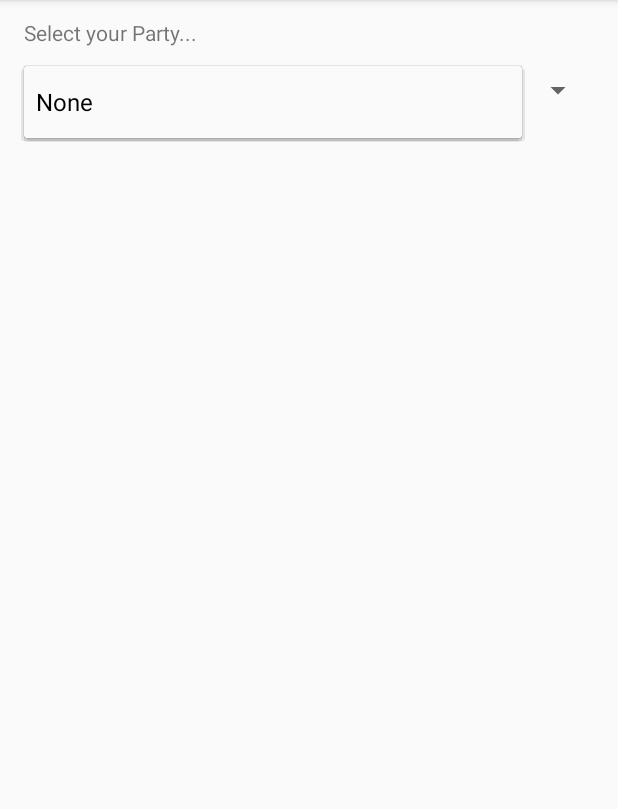
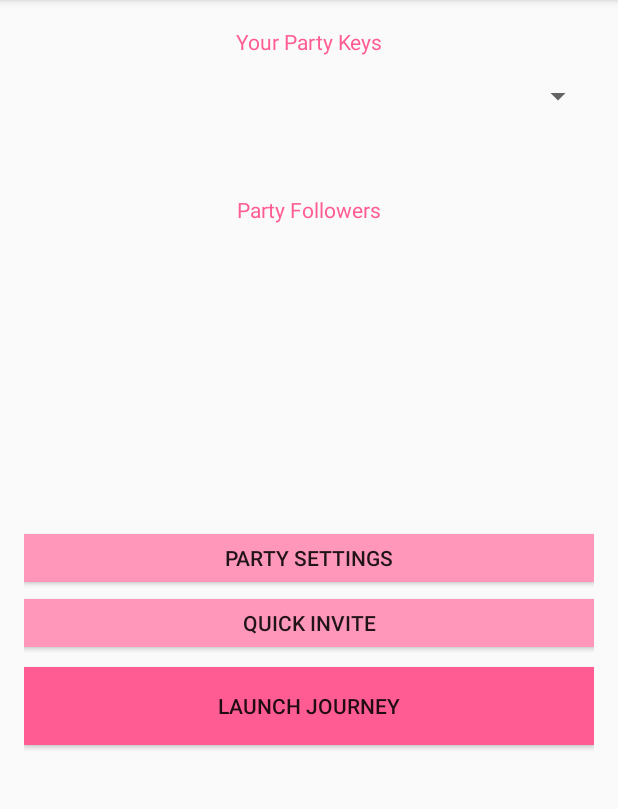
Before and after one commit to raynaglieri/CaravanApp_CEN4020, an Android app: the JourneyActivity screen opened directly, with no data from a screen before it, after a tap on an icon or button, on a phone screen of 412 x 824 dp, the part 84-893 px from its top. Run offline under Robolectric (Android 15) with nearby library versions, the phone set to English and light mode, and no system bars; our stand-ins replace Firebase (no records; nobody signed in at launch, a user with empty details on screens opened directly).

Commit message:
Partys now loaded properly by Key into ListView for JourneyActivity via Firebase Query. Spinner selection updates AdapterArray upon load. Invite button, Launch button, and Settings button added to layout but need work. Layout appearance tweaked for nicer feel. User can now view which users are in their respective parties.

```diff
--- a/cen4020/cen-project/app/src/main/java/edu/fsu/cen4020/cen_project/JourneyActivity.java
+++ b/cen4020/cen-project/app/src/main/java/edu/fsu/cen4020/cen_project/JourneyActivity.java
@@ -3,10 +3,13 @@ package edu.fsu.cen4020.cen_project;
 import android.os.Bundle;
 import android.support.v7.app.AppCompatActivity;
 import android.util.Log;
+import android.view.View;
+import android.widget.AdapterView;
 import android.widget.ArrayAdapter;
 import android.widget.ListView;
 import android.widget.Spinner;
 import android.widget.TextView;
+import android.widget.Toast;
 
 import com.google.firebase.auth.FirebaseAuth;
 import com.google.firebase.database.DataSnapshot;
@@ -22,18 +25,24 @@ import java.util.List;
 
 public class JourneyActivity extends AppCompatActivity {
 
-    public TextView mJourneyPartyName;
+    public TextView mTextPartyName;
     public TextView mJourneyPartyID;
+
     public Spinner mPartySelectSpinner;
     public ListView mPartyFollowers;
     public List<String> activeParties;
-    public String[] partyFollowers = {};
+    public List<String> partyFollowers;
     public FirebaseAuth mAuth;
     private DatabaseReference mDatabase;
+
+    public String partyName;
 
     public void init()
     {
         activeParties = new ArrayList<>();
+        partyFollowers = new ArrayList<>();
+
+        mTextPartyName = (TextView) findViewById(R.id.textPartyName);
         mPartySelectSpinner = (Spinner) findViewById(R.id.partySpinner);
         mPartyFollowers = (ListView) findViewById(R.id.partyFollowers);
         mDatabase = FirebaseDatabase.getInstance().getReference();
@@ -54,18 +63,22 @@ public class JourneyActivity extends AppCompatActivity {
         mDatabase.child("users").child(username).addValueEventListener(new ValueEventListener() {
             @Override
             public void onDataChange(DataSnapshot snapshot) {
-
-                Log.i("Snapshot", snapshot.getValue().toString());
-
                 if (snapshot.hasChild("partyKeys"))
                 {
                     // Populate the party keys
                     Log.i("Test", "Has Keys");
 
-                    for (DataSnapshot ds : snapshot.child("partyKeys").getChildren())
-                    {
+                    // Get the party keys for the user
+                    for (DataSnapshot ds : snapshot.child("partyKeys").getChildren()) {
                         activeParties.add(ds.getValue().toString());
                     }
+
+                    ArrayAdapter<String> spinnerArrayAdapter = new ArrayAdapter<String>(JourneyActivity.this,   android.R.layout.simple_spinner_item, activeParties);
+                    spinnerArrayAdapter.setDropDownViewResource(android.R.layout.simple_spinner_dropdown_item); // The drop down view
+                    mPartySelectSpinner.setAdapter(spinnerArrayAdapter);
+
+                    // Spinner should be successfully updated here
+                    Log.i("getUserParties", "Updated Spinner");
                 }
                 else
                 {
@@ -78,53 +91,55 @@ public class JourneyActivity extends AppCompatActivity {
             public void onCancelled(DatabaseError databaseError) {
             }
         });
-
-        ArrayAdapter<String> spinnerArrayAdapter = new ArrayAdapter<String>(this,   android.R.layout.simple_spinner_item, activeParties);
-        spinnerArrayAdapter.setDropDownViewResource(android.R.layout.simple_spinner_dropdown_item); // The drop down view
-        mPartySelectSpinner.setAdapter(spinnerArrayAdapter);
-        mPartySelectSpinner.setPrompt("Select party...");       // Create hint????
     }
 
-    public void getPartyFollowers()
+    /*
+        Loads data from party selected from Spinner
+            - Followers
+            - Party Name
+            - Etc.
+     */
+    public void getSelectedPartyData(final int position)
     {
+        // Initially clear the partyFollowers list if it contains followers from a previous selection
+        if (partyFollowers.size() > 0) {
+            partyFollowers.clear();
+        }
+
+        // Access the Firebase DB "Partys" table
         mDatabase.child("partys").addValueEventListener(new ValueEventListener() {
             @Override
             public void onDataChange(DataSnapshot snapshot) {
-/*
-                //.child(mAuth.getCurrentUser().getUid()).child("partyKeys")
 
-                Log.i("JourneyActivity", "Getting party followers...");
+                String partyKey = activeParties.get(position);
 
-                int count = 0;
-                for (DataSnapshot ds : snapshot.getChildren())
+                // Iterate through the followers that belong to the selected partyKey
+                // and add them to the partyFollowers list
+                for (DataSnapshot ds : snapshot.child(partyKey).child("followers").getChildren())
                 {
-                    Log.i("JourneyActivity", "Snapshot #" + count);
-                    if (ds.child("leader").getValue().toString().equalsIgnoreCase(mAuth.getCurrentUser().getEmail()))
-                    {
-                        Log.i("JourneyActivity", "Found Leader");
-                        activeParties.add(ds.child("partyKey").getValue().toString());
-                    }
-                    count++;
+                    String user = ds.getValue().toString();
+                    Log.i("Follower", "Key: " + partyKey + " User: " + user);
+                    partyFollowers.add(user);
                 }
 
-                //System.out.println(snapshot.getValue());
-                Log.i("JourneyActivity", "Party Keys " + snapshot.getValue().toString());
-                //ArrayList followers = new ArrayList<String>();
-                // Result will be holded Here
-                //for (DataSnapshot dsp : snapshot.getChildren()) {
-                //    followers.add(String.valueOf(dsp.getValue())); //add result into array list
-                //}*/
+                /*
+                    Set data here as needed in interface
+                */
+                // Party Name -- TODO: Place this differently in layout
+                partyName = snapshot.child(partyKey).child("partyName").getValue().toString();
+                mTextPartyName.setText("Selected Party: " + partyName);
+
+                // ListView -- Set Followers in ListView via ArrayAdapter
+                ArrayAdapter<String> listViewArrayAdapter = new ArrayAdapter<String>(JourneyActivity.this, android.R.layout.simple_list_item_1, partyFollowers);
+                //spinnerArrayAdapter.setDropDownViewResource(android.R.layout.simple_spinner_dropdown_item); // The drop down view
+                mPartyFollowers.setAdapter(listViewArrayAdapter);
+
             }
             @Override
             public void onCancelled(DatabaseError databaseError) {
             }
         });
 
-        // partyFollowers =
-
-        ArrayAdapter<String> spinnerArrayAdapter = new ArrayAdapter<String>(this,   android.R.layout.simple_spinner_item, partyFollowers);
-        spinnerArrayAdapter.setDropDownViewResource(android.R.layout.simple_spinner_dropdown_item); // The drop down view
-        mPartyFollowers.setAdapter(spinnerArrayAdapter);
     }
 
     @Override
@@ -135,6 +150,21 @@ public class JourneyActivity extends AppCompatActivity {
         Log.i("Test", "Test1");
         init();
         getUserParties();
-        getPartyFollowers();
+
+        // Set listener for Spinner item click
+        mPartySelectSpinner.setOnItemSelectedListener(new AdapterView.OnItemSelectedListener() {
+            @Override
+            public void onItemSelected(AdapterView<?> parentView, View selectedItemView, int position, long id) {
+                Toast.makeText(getApplicationContext(), "Spinner selected with pos: " + position,
+                        Toast.LENGTH_LONG).show();
+                getSelectedPartyData(position);
+            }
+
+            @Override
+            public void onNothingSelected(AdapterView<?> parentView) {
+
+            }
+        });
+
     }
 }
--- a/cen4020/cen-project/app/src/main/java/edu/fsu/cen4020/cen_project/MainActivity.java
+++ b/cen4020/cen-project/app/src/main/java/edu/fsu/cen4020/cen_project/MainActivity.java
@@ -187,6 +187,9 @@ public class MainActivity extends AppCompatActivity {
             check = false;
         }
 
+        /*
+            The party is fully created here
+         */
         if (check) {
             Toast.makeText(getApplicationContext(), "Success: creating party...",
                     Toast.LENGTH_LONG).show();
@@ -248,7 +251,7 @@ public class MainActivity extends AppCompatActivity {
 
             // insert partyKey into user's account
             dbRef = FirebaseDatabase.getInstance().getReference().child("users");
-            dbRef.child(username).child("partyKeys").push().setValue(name_key);
+            dbRef.child(username).child("partyKeys").push().setValue(key);
 
             Toast.makeText(getApplicationContext(), "Party creation successful!",
                     Toast.LENGTH_LONG).show();
--- a/cen4020/cen-project/app/src/main/res/layout/activity_journey.xml
+++ b/cen4020/cen-project/app/src/main/res/layout/activity_journey.xml
@@ -1,4 +1,5 @@
 <RelativeLayout xmlns:android="http://schemas.android.com/apk/res/android"
+    xmlns:tools="http://schemas.android.com/tools"
     android:layout_width="match_parent"
     android:layout_height="match_parent"
     android:paddingLeft="16dp"
@@ -11,26 +12,86 @@
         android:layout_alignParentTop="true"
         android:layout_centerHorizontal="true"
         android:layout_marginTop="12dp"
-        android:text="Select your Party..." />
+        android:gravity="center"
+        android:text="Your Party Keys"
+        android:textColor="@color/colorAccent" />
 
     <Spinner
         android:id="@+id/partySpinner"
         android:layout_width="match_parent"
-        android:layout_height="32dp"
+        android:layout_height="40dp"
         android:layout_alignLeft="@+id/textView2"
         android:layout_alignStart="@+id/textView2"
         android:layout_below="@+id/textView2"
-        android:fadingEdge="none"
-        android:outlineProvider="bounds"
         android:visibility="visible" />
+
+    <TextView
+        android:id="@+id/textPartyName"
+        android:layout_width="match_parent"
+        android:layout_height="40dp"
+        android:layout_alignLeft="@+id/partySpinner"
+        android:layout_alignStart="@+id/partySpinner"
+        android:layout_below="@+id/partySpinner"
+        android:gravity="center"
+        android:textColor="@color/colorAccent"
+        android:textSize="18sp"
+        android:textStyle="bold" />
+
+    <TextView
+        android:id="@+id/textView4"
+        android:layout_width="match_parent"
+        android:layout_height="32dp"
+        android:layout_alignLeft="@+id/textPartyName"
+        android:layout_alignStart="@+id/textPartyName"
+        android:layout_below="@+id/textPartyName"
+        android:capitalize="none"
+        android:gravity="center"
+        android:text="Party Followers"
+        android:textColor="@color/colorAccent" />
 
     <ListView
         android:id="@+id/partyFollowers"
         android:layout_width="match_parent"
-        android:layout_height="325dp"
-        android:layout_alignLeft="@+id/partySpinner"
-        android:layout_alignStart="@+id/partySpinner"
-        android:layout_below="@+id/partySpinner"
-        android:layout_marginTop="23dp" />
+        android:layout_height="200dp"
+        android:layout_alignLeft="@+id/textView4"
+        android:layout_alignStart="@+id/textView4"
+        android:layout_below="@+id/textView4"
+        android:backgroundTint="@color/colorAccentListView"
+        android:divider="@color/colorAccent"
+        android:dividerHeight="1dp"
+        android:footerDividersEnabled="true"
+        android:headerDividersEnabled="true" />
+
+    <Button
+        android:id="@+id/partySettingsButton"
+        android:layout_width="match_parent"
+        android:layout_height="32dp"
+        android:layout_alignLeft="@+id/partyFollowers"
+        android:layout_alignStart="@+id/partyFollowers"
+        android:layout_below="@+id/partyFollowers"
+        android:background="@color/colorAccent2Caravan"
+        android:text="Party Settings" />
+
+    <Button
+        android:id="@+id/quickInvite"
+        android:layout_width="match_parent"
+        android:layout_height="32dp"
+        android:layout_alignLeft="@+id/partySettingsButton"
+        android:layout_alignStart="@+id/partySettingsButton"
+        android:layout_below="@+id/partySettingsButton"
+        android:layout_marginTop="11dp"
+        android:background="@color/colorAccent2Caravan"
+        android:text="Quick Invite" />
+
+    <Button
+        android:id="@+id/launchButton"
+        android:layout_width="match_parent"
+        android:layout_height="52dp"
+        android:layout_alignLeft="@+id/quickInvite"
+        android:layout_alignStart="@+id/quickInvite"
+        android:layout_below="@+id/quickInvite"
+        android:layout_marginTop="13dp"
+        android:background="@color/colorAccent"
+        android:text="Launch Journey" />
 
 </RelativeLayout>
--- a/cen4020/cen-project/app/src/main/res/values/colors.xml
+++ b/cen4020/cen-project/app/src/main/res/values/colors.xml
@@ -1,6 +1,8 @@
 <?xml version="1.0" encoding="utf-8"?>
 <resources>
     <color name="colorPrimary">#3F51B5</color>
-    <color name="colorPrimaryDark">#303F9F</color>
-    <color name="colorAccent">#FF4081</color>
+    <color name="colorPrimaryDark">#303f9f</color>
+    <color name="colorAccent">#ff5c94</color>
+    <color name="colorAccent2Caravan">#ff97bb</color>
+    <color name="colorAccentListView">#ffcde1</color>
 </resources>
```
